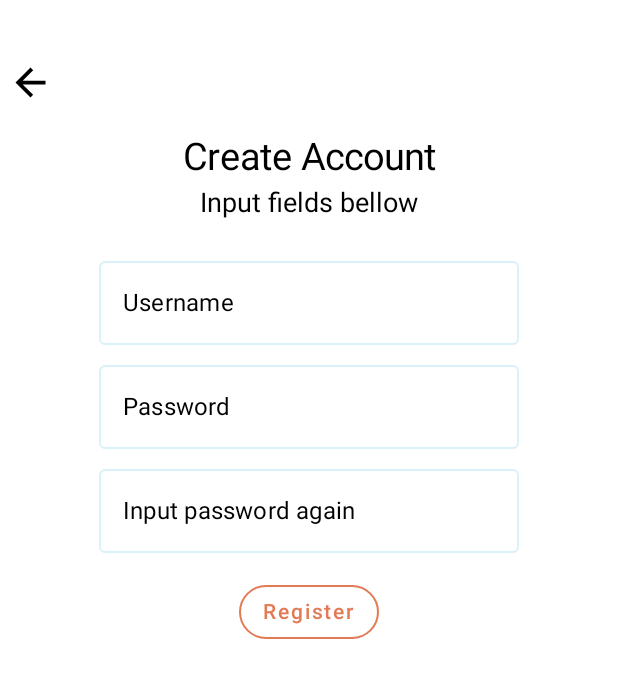
After one commit to zvonacusbrle/FitnessClientTracker, an Android app built with Jetpack Compose: the RegisterUser screen opened through its navigation route, on a phone screen of 412 x 824 dp. The commit adds this screen. Shown: the top 678 px of the screen. Run offline under Robolectric (Android 15) with nearby library versions, the phone set to English and light mode, and no system bars.

Commit message:
Make UI for user registration with username, password, input password again text fields and register button

```diff
--- a/app/src/main/java/android/tvz/hr/fitnessclienttracker/onboarding/ViewPagerFragment.kt
+++ b/app/src/main/java/android/tvz/hr/fitnessclienttracker/onboarding/ViewPagerFragment.kt
@@ -31,7 +31,7 @@ class ViewPagerFragment : Fragment() {
             setContent {
                 val adapter = ViewPagerAdapter(
                     fragmentList,
-                    requireActivity().supportFragmentManager,
+                    childFragmentManager,
                     lifecycle
                 )
                 AndroidView(factory = { context ->
--- a/app/src/main/java/android/tvz/hr/fitnessclienttracker/ui/LogIn.kt
+++ b/app/src/main/java/android/tvz/hr/fitnessclienttracker/ui/LogIn.kt
@@ -2,12 +2,15 @@ package android.tvz.hr.fitnessclienttracker.ui
 
 import android.annotation.SuppressLint
 import android.os.Bundle
+import android.tvz.hr.fitnessclienttracker.R
 import android.view.LayoutInflater
 import android.view.View
 import android.view.ViewGroup
 import androidx.compose.material.Text
 import androidx.compose.ui.platform.ComposeView
 import androidx.fragment.app.Fragment
+import androidx.navigation.fragment.NavHostFragment
+import androidx.navigation.fragment.findNavController
 
 class LogIn : Fragment() {
     @SuppressLint("InflateParams")
@@ -17,7 +20,8 @@ class LogIn : Fragment() {
 
         return ComposeView(requireContext()).apply {
             setContent {
-                Text(text = "LOG IN")
+              findNavController().navigate(R.id.action_logIn_to_registerUser)
+
             }
         }
     }
--- /dev/null
+++ b/app/src/main/java/android/tvz/hr/fitnessclienttracker/ui/register/MyTextField.kt
@@ -0,0 +1,45 @@
+package android.tvz.hr.fitnessclienttracker.ui.register
+
+import android.tvz.hr.fitnessclienttracker.R
+import androidx.compose.foundation.text.KeyboardOptions
+import androidx.compose.material.OutlinedTextField
+import androidx.compose.material.Text
+import androidx.compose.material.TextFieldDefaults
+import androidx.compose.runtime.Composable
+import androidx.compose.runtime.mutableStateOf
+import androidx.compose.runtime.remember
+import androidx.compose.ui.graphics.Color
+import androidx.compose.ui.graphics.Color.Companion.Green
+import androidx.compose.ui.graphics.Color.Companion.Red
+import androidx.compose.ui.res.colorResource
+import androidx.compose.ui.text.input.VisualTransformation
+import androidx.compose.ui.tooling.preview.Preview
+
+@Composable
+fun MyTextField(
+    label: String,
+    visualTransformation: VisualTransformation = VisualTransformation.None,
+    keyboardOptions: KeyboardOptions = KeyboardOptions.Default
+) {
+    val (text, setText) = remember {
+        mutableStateOf("")
+    }
+    OutlinedTextField(
+        value = text,
+        onValueChange = setText,
+        label = { Text(text = label, color = Color.Black) },
+        visualTransformation = visualTransformation,
+        keyboardOptions = keyboardOptions,
+        colors = TextFieldDefaults.outlinedTextFieldColors(
+            errorCursorColor = Red,
+            focusedBorderColor = colorResource(id = R.color.light_green),
+            unfocusedBorderColor = colorResource(id = R.color.light_blue)
+        )
+    )
+}
+
+@Composable
+@Preview
+fun TextField(){
+    MyTextField(label = "Username")
+}
--- /dev/null
+++ b/app/src/main/java/android/tvz/hr/fitnessclienttracker/ui/register/RegisterUser.kt
@@ -0,0 +1,113 @@
+package android.tvz.hr.fitnessclienttracker.ui.register
+
+import android.annotation.SuppressLint
+import android.os.Bundle
+import android.tvz.hr.fitnessclienttracker.R
+import android.view.LayoutInflater
+import android.view.View
+import android.view.ViewGroup
+import androidx.compose.foundation.*
+import androidx.compose.foundation.layout.*
+import androidx.compose.foundation.shape.RoundedCornerShape
+import androidx.compose.foundation.text.KeyboardOptions
+import androidx.compose.material.ButtonDefaults
+import androidx.compose.material.OutlinedButton
+import androidx.compose.material.Text
+import androidx.compose.runtime.*
+import androidx.compose.ui.Alignment
+import androidx.compose.ui.Modifier
+import androidx.compose.ui.platform.ComposeView
+import androidx.compose.ui.res.colorResource
+import androidx.compose.ui.res.painterResource
+import androidx.compose.ui.res.stringResource
+import androidx.compose.ui.text.input.KeyboardType
+import androidx.compose.ui.text.input.PasswordVisualTransformation
+import androidx.compose.ui.tooling.preview.Preview
+import androidx.compose.ui.unit.dp
+import androidx.compose.ui.unit.sp
+import androidx.fragment.app.Fragment
+
+class RegisterUser : Fragment() {
+    @SuppressLint("InflateParams")
+    override fun onCreateView(
+        inflater: LayoutInflater, container: ViewGroup?, savedInstanceState: Bundle?
+    ): View {
+
+        return ComposeView(requireContext()).apply {
+            setContent {
+                RegisterScreen()
+            }
+        }
+    }
+}
+
+@Composable
+fun RegisterScreen() {
+
+
+    Column(
+        verticalArrangement = Arrangement.Top,
+        horizontalAlignment = Alignment.CenterHorizontally,
+        modifier = Modifier
+            .verticalScroll(rememberScrollState())
+            .fillMaxSize()
+
+
+
+    ) {
+        Spacer(modifier = Modifier.height(40.dp))
+        Image(
+            painter = painterResource(id = R.drawable.ic_baseline_arrow_back_24),
+            modifier = Modifier
+                .align(Alignment.Start)
+                .width(40.dp)
+                .height(30.dp),
+            contentDescription = stringResource(id = R.string.register_user_button_back)
+        )
+        Spacer(modifier = Modifier.height(20.dp))
+        Text(
+            text = stringResource(id = R.string.register_user_create_account),
+            fontSize = 25.sp
+        )
+        Spacer(modifier = Modifier.height(5.dp))
+        Text(
+            text = stringResource(id = R.string.register_user_input_fields_bellow),
+            fontSize = 18.sp
+        )
+        Spacer(modifier = Modifier.height(20.dp))
+        MyTextField(label = stringResource(id = R.string.register_user_username))
+        Spacer(modifier = Modifier.height(5.dp))
+        MyTextField(
+            label = stringResource(id = R.string.register_user_password),
+            visualTransformation = PasswordVisualTransformation(),
+            keyboardOptions = KeyboardOptions(keyboardType = KeyboardType.Password)
+        )
+        Spacer(modifier = Modifier.height(5.dp))
+        MyTextField(
+            label = stringResource(id = R.string.register_user_password_again),
+            visualTransformation = PasswordVisualTransformation(),
+            keyboardOptions = KeyboardOptions(keyboardType = KeyboardType.Password)
+        )
+        Spacer(modifier = Modifier.height(15.dp))
+        OutlinedButton(
+            onClick = { },
+            border = BorderStroke(1.dp, color = colorResource(id = R.color.orange)),
+            shape = RoundedCornerShape(50),
+            colors = ButtonDefaults.outlinedButtonColors(
+                contentColor = colorResource(id = R.color.orange)
+            )
+        ){
+            Text( text = stringResource(id = R.string.register_user_register_button) )
+        }
+
+
+
+    }
+}
+
+
+@Composable
+@Preview
+fun RegisterScreenPreview() {
+    RegisterScreen()
+}
--- /dev/null
+++ b/app/src/main/res/drawable/ic_baseline_arrow_back_24.xml
@@ -0,0 +1,5 @@
+<vector android:autoMirrored="true" android:height="24dp"
+    android:tint="#000000" android:viewportHeight="24"
+    android:viewportWidth="24" android:width="24dp" xmlns:android="http://schemas.android.com/apk/res/android">
+    <path android:fillColor="@android:color/white" android:pathData="M20,11H7.83l5.59,-5.59L12,4l-8,8 8,8 1.41,-1.41L7.83,13H20v-2z"/>
+</vector>
--- a/app/src/main/res/navigation/nav_graph.xml
+++ b/app/src/main/res/navigation/nav_graph.xml
@@ -35,5 +35,13 @@
     <fragment
         android:id="@+id/logIn"
         android:name="android.tvz.hr.fitnessclienttracker.ui.LogIn"
-        android:label="LogIn" />
+        android:label="LogIn" >
+        <action
+            android:id="@+id/action_logIn_to_registerUser"
+            app:destination="@id/registerUser" />
+    </fragment>
+    <fragment
+        android:id="@+id/registerUser"
+        android:name="android.tvz.hr.fitnessclienttracker.ui.register.RegisterUser"
+        android:label="RegisterUser" />
 </navigation>
--- a/app/src/main/res/values-night/themes.xml
+++ b/app/src/main/res/values-night/themes.xml
@@ -1,6 +1,6 @@
 <resources xmlns:tools="http://schemas.android.com/tools">
     <!-- Base application theme. -->
-    <style name="Theme.FitnessClientTracker" parent="Theme.MaterialComponents.DayNight.DarkActionBar">
+    <style name="Theme.FitnessClientTracker" parent="Theme.MaterialComponents.DayNight.NoActionBar">
         <!-- Primary brand color. -->
         <item name="colorPrimary">@color/bg_color</item>
         <item name="colorPrimaryVariant">@color/bg_color</item>
--- a/app/src/main/res/values/colors.xml
+++ b/app/src/main/res/values/colors.xml
@@ -13,4 +13,5 @@
     <color name="light_red">#f8e2e0</color>
     <color name="light_purple">#dfe3f6</color>
     <color name="light_blue">#daf1f9</color>
+    <color name="orange">#e37a56</color>
 </resources>
--- a/app/src/main/res/values/strings.xml
+++ b/app/src/main/res/values/strings.xml
@@ -9,4 +9,15 @@
 
     <string name="third_fragment_content">Thank you for installing this application</string>
     <string name="finish_dialog_title">Congratulations</string>
+
+
+    <string name="register_user_button_back">Button back</string>
+    <string name="register_user_create_account">Create Account</string>
+    <string name="register_user_input_fields_bellow">Input fields bellow</string>
+    <string name="register_user_username">Username</string>
+    <string name="register_user_password">Password</string>
+    <string name="register_user_password_again">Input password again</string>
+    <string name="register_user_register_button">Register</string>
+
+
 </resources>
```
